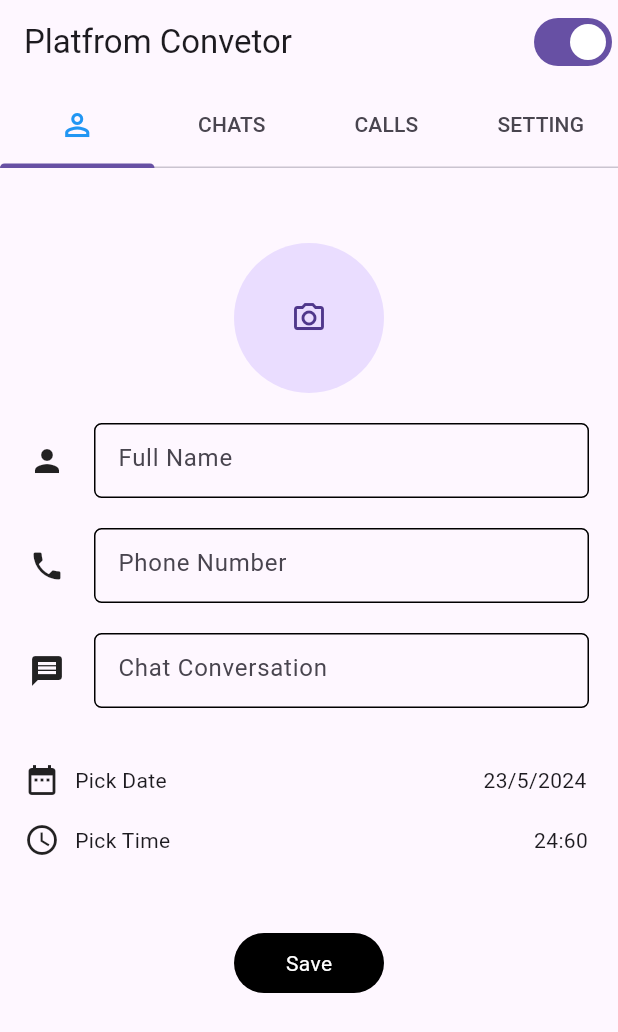
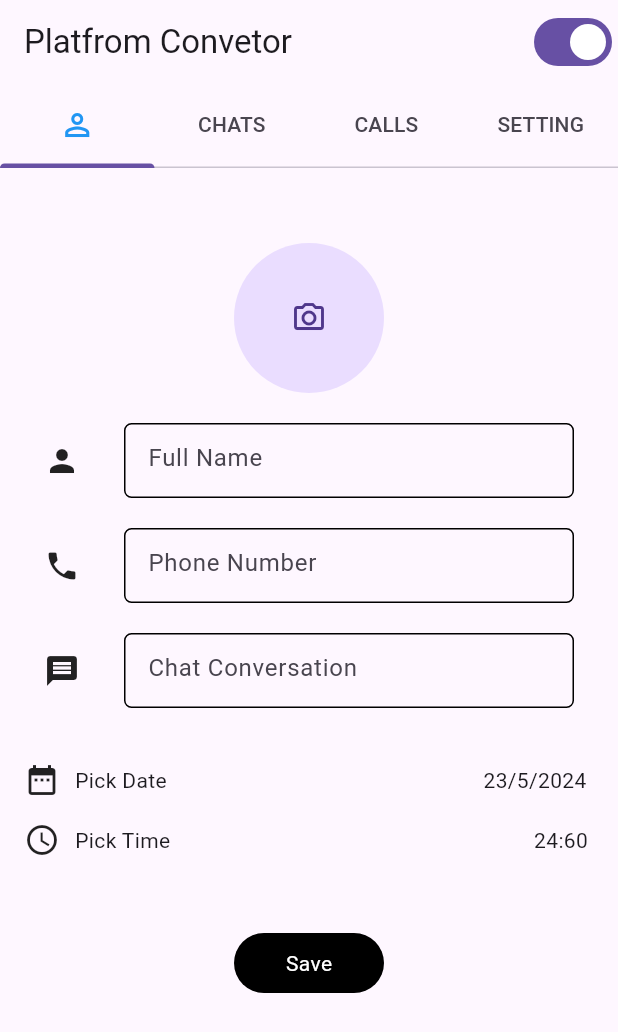
Before and after one commit to fenishpatel3150/platfrom_converter_app, a Flutter app: the screen it shows after launch, on a phone screen of 412 x 824 dp. Shown: the top 1032 px of the screen. Run offline on Flutter 3.47's test engine with Material 3 defaults, Android fonts, the phone set to English and light mode, and no system bars; drawn by our look-alikes of contained_tab_bar_view; our stand-ins replace image_picker.

Commit message:
23-05-2024

```diff
--- a/lib/screen/view/componnets/call_screen.dart
+++ b/lib/screen/view/componnets/call_screen.dart
@@ -1,4 +1,5 @@
 import 'package:flutter/material.dart';
+import 'package:platfrom_converter_app/screen/provider/image_picker_provider.dart';
 import 'package:platfrom_converter_app/screen/provider/list_screen.dart';
 import 'package:provider/provider.dart';
 
@@ -16,6 +17,9 @@ class Call_Screen extends StatelessWidget {
           children: List.generate(listtrue.list.length, (index) => ListTile(
             leading: CircleAvatar(
               radius: 30,
+              backgroundImage: FileImage(Provider
+                  .of<imagepicker_provider>(context)
+                  .imgpath!),
             ),
             title: Text(listtrue.list[index].name),
             subtitle: Text(listtrue.list[index].msg),
--- a/lib/screen/view/componnets/chat_screen.dart
+++ b/lib/screen/view/componnets/chat_screen.dart
@@ -1,4 +1,5 @@
 import 'package:flutter/material.dart';
+import 'package:platfrom_converter_app/screen/provider/image_picker_provider.dart';
 import 'package:platfrom_converter_app/screen/provider/list_screen.dart';
 import 'package:provider/provider.dart';
 
@@ -16,6 +17,9 @@ class Chat_Screen extends StatelessWidget {
         children: List.generate(listtrue.list.length, (index) => ListTile(
           leading: CircleAvatar(
             radius: 30,
+            backgroundImage: FileImage(Provider
+                .of<imagepicker_provider>(context)
+                .imgpath!),
           ),
           title: Text(listtrue.list[index].name),
           subtitle: Text(listtrue.list[index].msg),
--- a/lib/screen/view/componnets/person_bio_data.dart
+++ b/lib/screen/view/componnets/person_bio_data.dart
@@ -46,7 +46,7 @@ class person_biodata extends StatelessWidget {
               Icon(Icons.person),
               SizedBox(
                   height: 50,
-                  width: 330,
+                  width: 300,
                   child: TextField(
                     controller: listtrue.name,
                     decoration: InputDecoration(
@@ -71,7 +71,7 @@ class person_biodata extends StatelessWidget {
               Icon(Icons.phone),
               SizedBox(
                   height: 50,
-                  width: 330,
+                  width: 300,
                   child: TextField(
                     controller: listtrue.number,
                     decoration: InputDecoration(
@@ -95,7 +95,7 @@ class person_biodata extends StatelessWidget {
               Icon(Icons.message),
               SizedBox(
                   height: 50,
-                  width: 330,
+                  width: 300,
                   child: TextField(
                     controller: listtrue.msg,
                     decoration: InputDecoration(
@@ -163,7 +163,8 @@ class person_biodata extends StatelessWidget {
           InkWell(
             onTap: () {
               Addlist add = Addlist(
-                  image:listtrue.image, name:listtrue.name.text, number: listtrue.number.text,
+                  image:listtrue.image,
+                name:listtrue.name.text, number: listtrue.number.text,
                   msg: listtrue.msg.text,
                   timeOfDay: listtrue.Time,
                   dateTime: listtrue.time,
```
Also changed, not shown: lib/screen/view/componnets/setting_screen.dart (+17 -0 lines).
